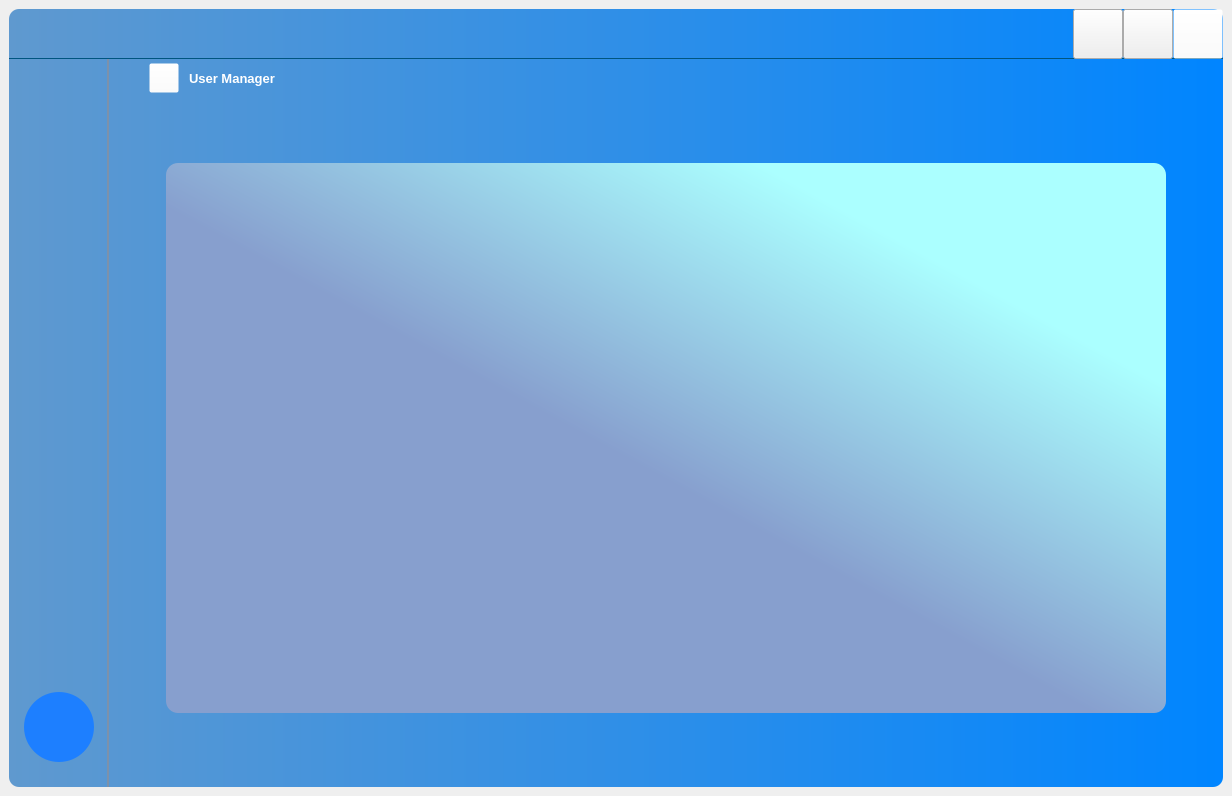
First picture: the form in Client/View/Home.ui, repository NegiKirin/PBL5, before the edit.
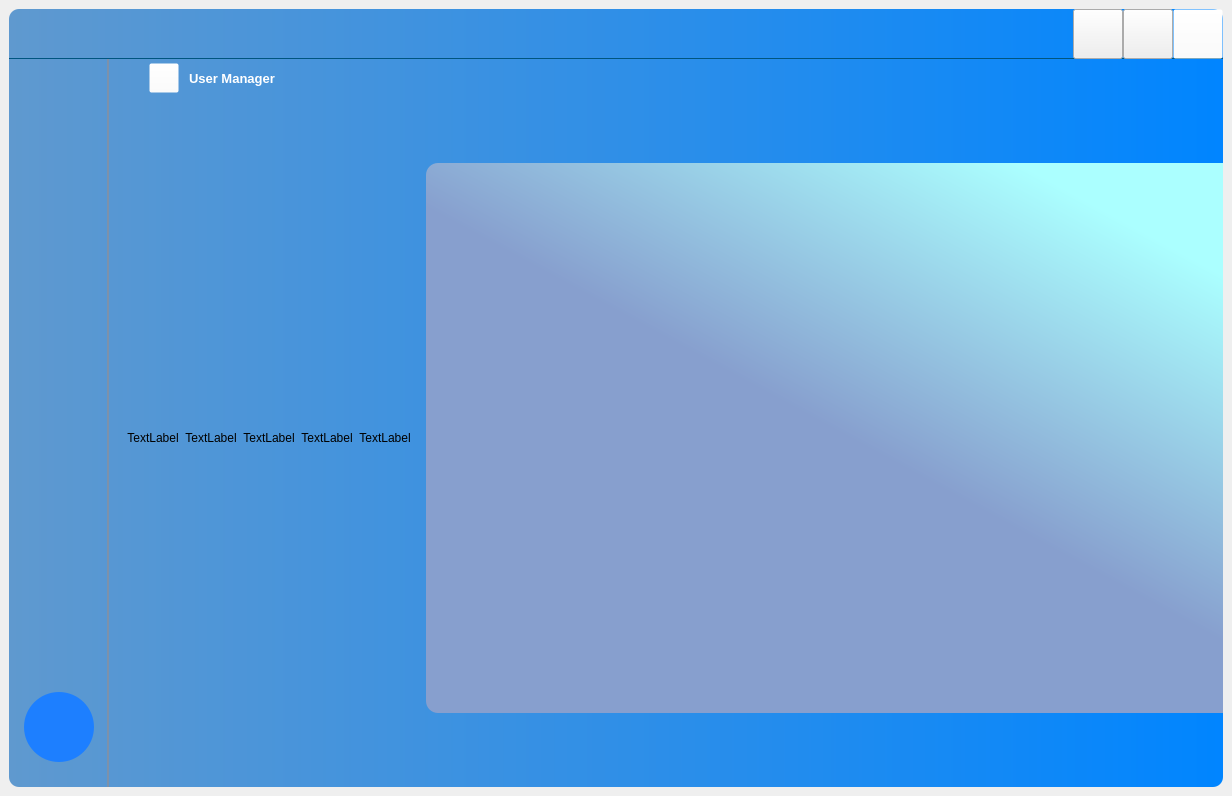
Second picture: the form after the edit. The open tabs and pages were chosen to show the change. Icons and pictures are not drawn.

What changed in the file:
```diff
--- a/Client/View/Home.ui
+++ b/Client/View/Home.ui
@@ -3249,6 +3249,62 @@
                     </size>
                    </property>
                    <layout class="QHBoxLayout" name="horizontalLayout_21">
+                    <item>
+                     <widget class="QWidget" name="widget_40" native="true">
+                      <layout class="QHBoxLayout" name="horizontalLayout_22">
+                       <item>
+                        <widget class="QLabel" name="label_3">
+                         <property name="text">
+                          <string>TextLabel</string>
+                         </property>
+                         <property name="alignment">
+                          <set>Qt::AlignCenter</set>
+                         </property>
+                        </widget>
+                       </item>
+                       <item>
+                        <widget class="QLabel" name="label_4">
+                         <property name="text">
+                          <string>TextLabel</string>
+                         </property>
+                         <property name="alignment">
+                          <set>Qt::AlignCenter</set>
+                         </property>
+                        </widget>
+                       </item>
+                       <item>
+                        <widget class="QLabel" name="label_13">
+                         <property name="text">
+                          <string>TextLabel</string>
+                         </property>
+                         <property name="alignment">
+                          <set>Qt::AlignCenter</set>
+                         </property>
+                        </widget>
+                       </item>
+                       <item>
+                        <widget class="QLabel" name="label_14">
+                         <property name="text">
+                          <string>TextLabel</string>
+                         </property>
+                         <property name="alignment">
+                          <set>Qt::AlignCenter</set>
+                         </property>
+                        </widget>
+                       </item>
+                       <item>
+                        <widget class="QLabel" name="label_16">
+                         <property name="text">
+                          <string>TextLabel</string>
+                         </property>
+                         <property name="alignment">
+                          <set>Qt::AlignCenter</set>
+                         </property>
+                        </widget>
+                       </item>
+                      </layout>
+                     </widget>
+                    </item>
                     <item>
                      <spacer name="horizontalSpacer_12">
                       <property name="orientation">
```
Left out of the diff: 42 changed lines with no effect on the pictures.
